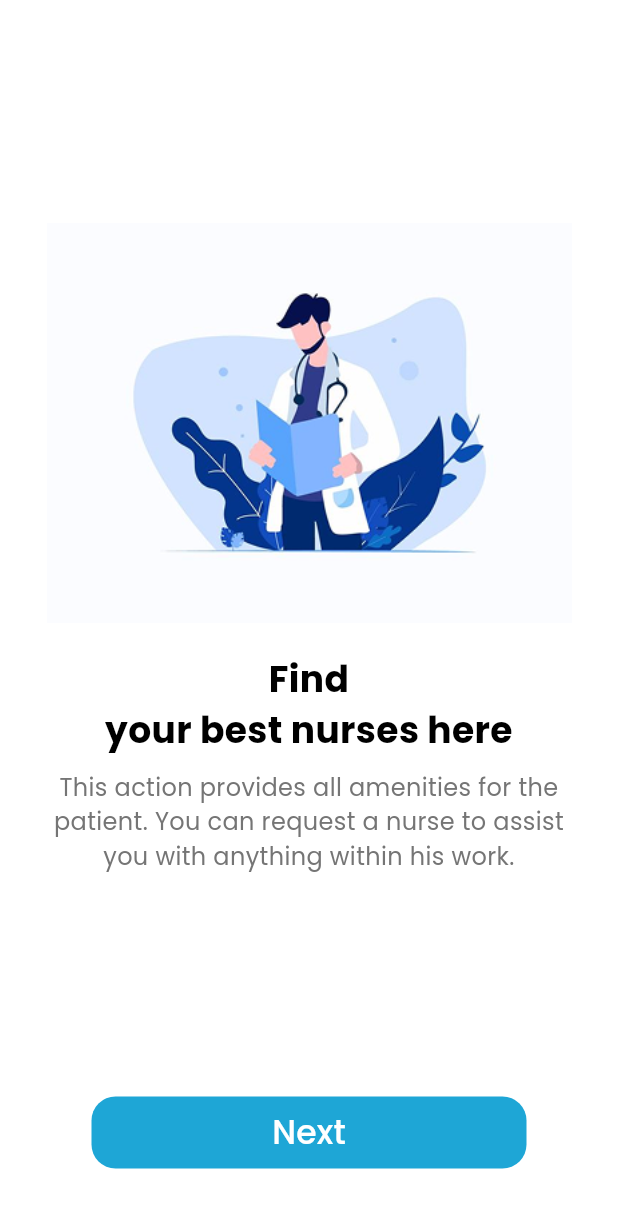
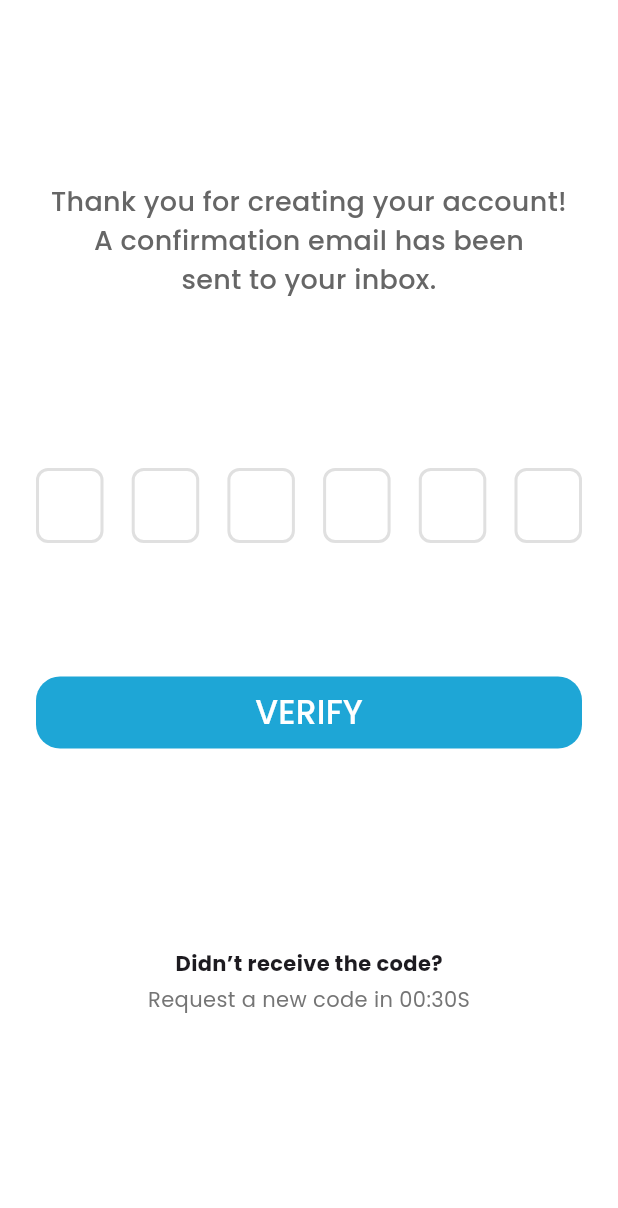
Before and after one commit to AhmedYasserww/Nursing-App, a Flutter app: the screen it shows after launch, on a phone screen of 412 x 824 dp. Shown: the top 1208 px of the screen. Run offline on Flutter 3.47's test engine with Material 3 defaults, Android fonts, the light colour scheme and no system bars; drawn by our look-alikes of pin_code_fields; our stand-ins replace dio, go_router, google_fonts, image_picker.

Commit message:
finish verify the account header ui done

```diff
--- a/lib/Core/utils/app_router.dart
+++ b/lib/Core/utils/app_router.dart
@@ -2,10 +2,9 @@ import 'package:go_router/go_router.dart';
 import 'package:nursing_app/features/auth/presentations/views/log_in_view.dart';
 import 'package:nursing_app/features/auth/presentations/views/sigin_up_patient_view.dart';
 import 'package:nursing_app/features/auth/presentations/views/sign_up_nursing_view.dart';
+import 'package:nursing_app/features/auth/presentations/views/verify_the_account_view.dart';
 import 'package:nursing_app/features/onboarding/views/know_the_identity_view.dart';
 import 'package:nursing_app/features/onboarding/views/onboarding_view.dart';
-
-import '../../features/splash/views/splash_view.dart';
 abstract class AppRouter{
   static const kOnBoardingView='/onBoardingView';
   static const kKnowTheIdentityView='/knowTheIdentityView';
@@ -20,7 +19,7 @@ abstract class AppRouter{
     routes: [
       GoRoute(
         path: '/',
-        builder: (context, state) => const SplashView(),
+        builder: (context, state) => const VerifyTheAccountView(),
 
       ),
       GoRoute(
--- /dev/null
+++ b/lib/features/auth/presentations/views/verify_the_account_view.dart
@@ -0,0 +1,12 @@
+import 'package:flutter/material.dart';
+import 'package:nursing_app/features/auth/presentations/views/widgets/verify_the_account_view_body.dart';
+class VerifyTheAccountView extends StatelessWidget {
+  const VerifyTheAccountView({super.key});
+
+  @override
+  Widget build(BuildContext context) {
+    return const Scaffold(
+      body: SafeArea(child: VerifyTheAccountViewBody()),
+    );
+  }
+}
--- /dev/null
+++ b/lib/features/auth/presentations/views/widgets/verify_account_widgets/build_otp_widget.dart
@@ -0,0 +1,25 @@
+import 'package:flutter/material.dart';
+import 'package:pin_code_fields/pin_code_fields.dart';
+class BuildOtpWidget extends StatelessWidget {
+  const BuildOtpWidget({super.key});
+
+  @override
+  Widget build(BuildContext context) {
+    return PinCodeTextField(
+      appContext: context,
+      length: 6,
+      keyboardType: TextInputType.number,
+      animationType: AnimationType.fade,
+      pinTheme: PinTheme(
+        shape: PinCodeFieldShape.box,
+        borderRadius: BorderRadius.circular(8),
+        fieldHeight: 50,
+        fieldWidth: 45,
+        activeColor: Colors.grey.shade400,
+        inactiveColor: Colors.grey.shade300,
+        selectedColor: Colors.blue,
+      ),
+      onChanged: (value) {},
+    );
+  }
+}
--- /dev/null
+++ b/lib/features/auth/presentations/views/widgets/verify_account_widgets/resend_text_widget.dart
@@ -0,0 +1,21 @@
+import 'package:flutter/material.dart';
+class ResendTextWidget extends StatelessWidget {
+  const ResendTextWidget({super.key});
+
+  @override
+  Widget build(BuildContext context) {
+    return Column(
+      children: [
+        const Text(
+          "Didn’t receive the code?",
+          style: TextStyle(fontWeight: FontWeight.bold),
+        ),
+        const SizedBox(height: 4),
+        Text(
+          "Request a new code in 00:30S",
+          style: TextStyle(color: Colors.grey.shade600),
+        ),
+      ],
+    );
+  }
+}
--- /dev/null
+++ b/lib/features/auth/presentations/views/widgets/verify_account_widgets/verify_the_aacount_header.dart
@@ -0,0 +1,21 @@
+import 'package:flutter/material.dart';
+
+class VerifyTheAccountHeader extends StatelessWidget {
+  const VerifyTheAccountHeader({
+    super.key,
+  });
+
+  @override
+  Widget build(BuildContext context) {
+    return const Text(
+      "Thank you for creating your account!\n"
+          "A confirmation email has been\nsent to your inbox.",
+      textAlign: TextAlign.center,
+      style: TextStyle(
+          fontSize: 18,
+          fontWeight: FontWeight.w500,
+          color: Color(0xff666666)
+      ),
+    );
+  }
+}
--- /dev/null
+++ b/lib/features/auth/presentations/views/widgets/verify_the_account_view_body.dart
@@ -0,0 +1,33 @@
+import 'package:flutter/material.dart';
+import 'package:nursing_app/Core/widgets/custom_button.dart';
+import 'package:nursing_app/features/auth/presentations/views/widgets/verify_account_widgets/build_otp_widget.dart';
+import 'package:nursing_app/features/auth/presentations/views/widgets/verify_account_widgets/resend_text_widget.dart';
+import 'package:nursing_app/features/auth/presentations/views/widgets/verify_account_widgets/verify_the_aacount_header.dart';
+class VerifyTheAccountViewBody extends StatelessWidget {
+  const VerifyTheAccountViewBody({super.key});
+
+  @override
+  Widget build(BuildContext context) {
+    return Padding(
+      padding: const EdgeInsets.symmetric(horizontal: 24),
+      child: Column(
+        mainAxisAlignment: MainAxisAlignment.center,
+        children: [
+          const Spacer(flex: 124,),
+          const VerifyTheAccountHeader(),
+          const Spacer(flex: 115,),
+          const BuildOtpWidget(),
+          const SizedBox(height: 73),
+         CustomButton(textColor: Colors.white , text: "VERIFY", onPressed: (){}),
+          const Spacer(flex: 136,),
+          const ResendTextWidget(),
+          const Spacer(flex: 151,)
+
+        ],
+      ),
+    );
+  }
+
+
+
+}
--- a/pubspec.yaml
+++ b/pubspec.yaml
@@ -44,6 +44,7 @@ dependencies:
   # Use with the CupertinoIcons class for iOS style icons.
   cupertino_icons: ^1.0.8
   image_picker: ^1.1.2
+  pin_code_fields: ^8.0.1
 
 dev_dependencies:
   flutter_test:
```
Also changed, not shown: pubspec.lock.
